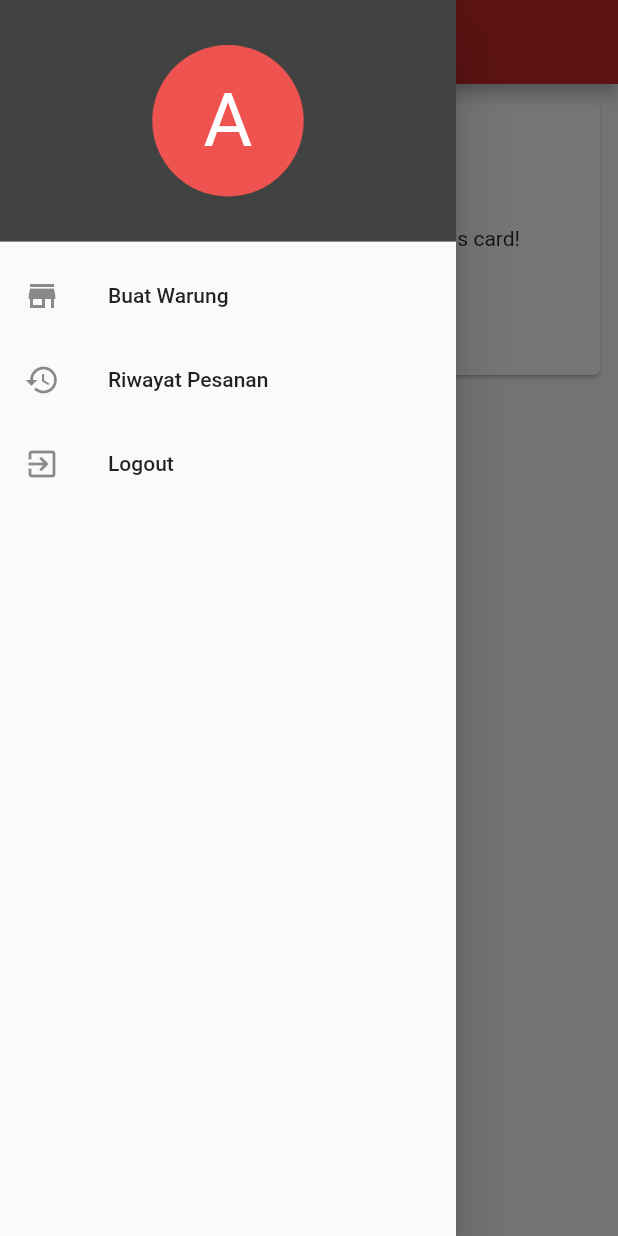
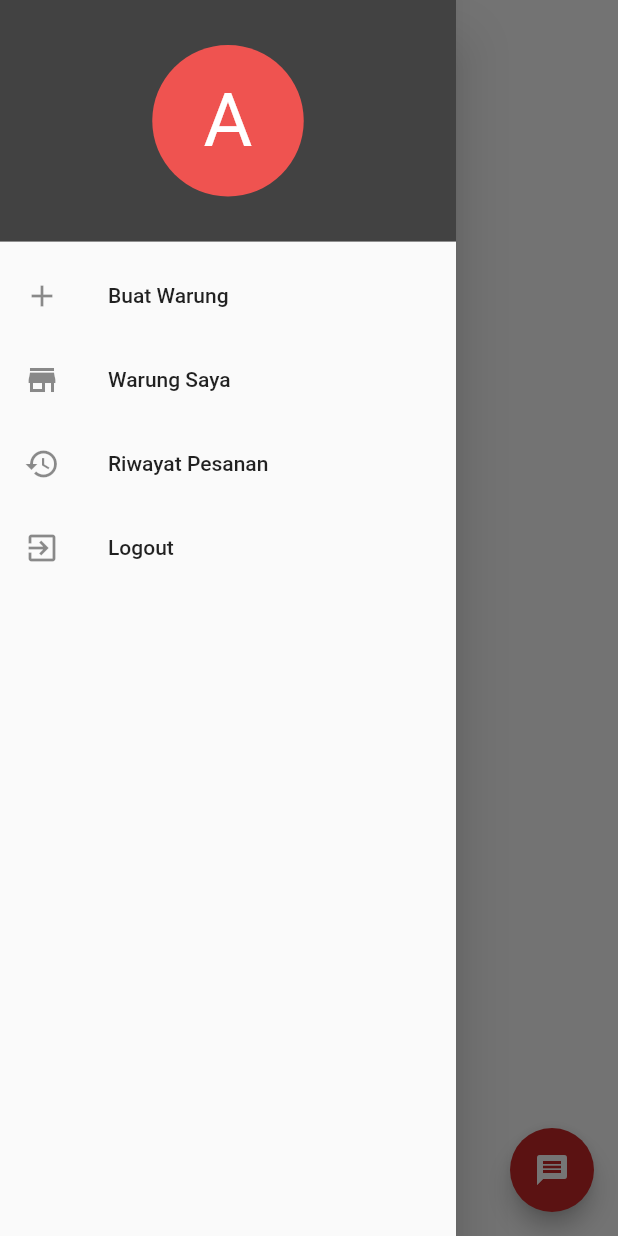
Before and after one commit to codestronaut/flutter-waroeng-app, a Flutter app: the DashboardPage screen opened directly, with the side drawer open, on a phone screen of 412 x 824 dp. Run offline on Flutter 3.47's test engine with Material 2 defaults, Android fonts, the phone set to English and light mode, and no system bars; our stand-ins replace cloud_firestore, firebase_auth; accounts and stored records are empty.

Commit message:
fourth commit

```diff
--- /dev/null
+++ b/lib/data/record.dart
@@ -0,0 +1,23 @@
+import 'package:cloud_firestore/cloud_firestore.dart';
+
+class Record {
+  final String name, address, description;
+  final int phoneNumber;
+  final DocumentReference reference;
+
+  Record.fromMap(Map<String, dynamic> map, {this.reference})
+      : assert(map['Name'] != null),
+        assert(map['Address'] != null),
+        assert(map['Description'] != null),
+        assert(map['Phone Number'] != null),
+        name = map['Name'],
+        address = map['Address'],
+        description = map['Description'],
+        phoneNumber = map['Phone Number'];
+
+  Record.fromSnapshot(DocumentSnapshot snapshot)
+      : this.fromMap(snapshot.data, reference: snapshot.reference);
+
+  @override
+  String toString() => "Record<$name, $address, $description, $phoneNumber>";
+}
--- a/lib/pages/dashboard_page.dart
+++ b/lib/pages/dashboard_page.dart
@@ -1,7 +1,9 @@
 /* IMPORT PACKAGE */
+import 'package:cloud_firestore/cloud_firestore.dart';
 import 'package:flutter/material.dart';
 import 'package:waroeng_app/services/fire_auth_service.dart';
 import 'package:waroeng_app/pages/add_page.dart';
+import 'package:waroeng_app/data/record.dart';
 
 /*
   DASHBOARD PAGE
@@ -33,6 +35,12 @@ class _DashboardPageState extends State<DashboardPage> {
   Widget build(BuildContext context) {
     return SafeArea(
       child: Scaffold(
+        floatingActionButton: FloatingActionButton(
+            backgroundColor: Colors.red[800],
+            child: Icon(Icons.message),
+            onPressed: () {
+              // NOT IMPLEMENT YET
+            }),
         drawer: Drawer(
           child: ListView(
             children: <Widget>[
@@ -53,7 +61,7 @@ class _DashboardPageState extends State<DashboardPage> {
                 ),
               ),
               ListTile(
-                leading: Icon(Icons.store),
+                leading: Icon(Icons.add),
                 title: Text('Buat Warung'),
                 onTap: () {
                   Navigator.push(
@@ -63,6 +71,11 @@ class _DashboardPageState extends State<DashboardPage> {
                     ),
                   );
                 },
+              ),
+              ListTile(
+                leading: Icon(Icons.store),
+                title: Text('Warung Saya'),
+                onTap: () {},
               ),
               ListTile(
                 leading: Icon(Icons.history),
@@ -80,38 +93,115 @@ class _DashboardPageState extends State<DashboardPage> {
           ),
         ),
         appBar: AppBar(
+          iconTheme: IconThemeData(color: Colors.red[800]),
+          backgroundColor: Colors.transparent,
+          elevation: 0,
           centerTitle: true,
           title: Image(
-            image: AssetImage('images/logo.png'),
+            image: AssetImage('images/red_logo.png'),
             height: 70.0,
           ),
         ),
-        body: _menuGridView(),
+        body: _buildBody(context),
       ),
     );
   }
 
-  Widget _menuGridView() {
-    return Container(
-      child: GridView.count(
-        crossAxisCount: 2,
-        children: List.generate(3, (index) {
-          return Padding(
-            padding: EdgeInsets.only(
-              left: 8.0,
-              right: 8.0,
-              bottom: 8.0,
-              top: 8.0,
-            ),
-            child: Card(
-              child: Center(
-                child: Text(
-                  'This is card!',
-                ),
-              ),
+  Widget _buildBody(BuildContext context) {
+    return StreamBuilder<QuerySnapshot>(
+      stream: Firestore.instance.collection('food_store').snapshots(),
+      builder: (context, snapshot) {
+        if (!snapshot.hasData)
+          return Center(
+            child: CircularProgressIndicator(
+              strokeWidth: 2.0,
             ),
           );
-        }),
+
+        return _buildList(context, snapshot.data.documents);
+      },
+    );
+  }
+
+  Widget _buildList(BuildContext context, List<DocumentSnapshot> snapshot) {
+    return GridView.count(
+      childAspectRatio: 0.75,
+      crossAxisCount: 2,
+      padding: EdgeInsets.only(top: 20.0),
+      children: snapshot.map((data) => _buildListItem(context, data)).toList(),
+    );
+  }
+
+  Widget _buildListItem(BuildContext context, DocumentSnapshot data) {
+    final record = Record.fromSnapshot(data);
+
+    return Padding(
+      key: ValueKey(record.name),
+      padding: EdgeInsets.symmetric(horizontal: 8.0, vertical: 8.0),
+      child: Container(
+        decoration: BoxDecoration(
+          border: Border.all(
+            color: Colors.red[800],
+          ),
+          borderRadius: BorderRadius.circular(
+            10.0,
+          ),
+        ),
+        child: Padding(
+          padding: EdgeInsets.all(8.0),
+          child: Column(
+            crossAxisAlignment: CrossAxisAlignment.stretch,
+            mainAxisAlignment: MainAxisAlignment.center,
+            children: <Widget>[
+              Text(
+                record.name,
+                style: TextStyle(fontSize: 20.0, fontWeight: FontWeight.bold),
+              ),
+              SizedBox(
+                height: 16.0,
+              ),
+              Text(
+                record.description,
+                style: TextStyle(fontSize: 16.0),
+              ),
+              SizedBox(
+                height: 8.0,
+              ),
+              Row(
+                children: <Widget>[
+                  Icon(Icons.place),
+                  SizedBox(
+                    width: 8.0,
+                  ),
+                  Text(record.address),
+                ],
+              ),
+              SizedBox(
+                height: 8.0,
+              ),
+              Row(
+                children: <Widget>[
+                  Icon(Icons.phone),
+                  SizedBox(
+                    width: 8.0,
+                  ),
+                  Text(record.phoneNumber.toString()),
+                ],
+              ),
+              SizedBox(
+                height: 24.0,
+              ),
+              OutlineButton(
+                child: Text('Detail'),
+                splashColor: Colors.red[400],
+                highlightedBorderColor: Colors.red[800],
+                onPressed: () {
+                  // NOT IMPLEMENT YET
+                },
+              )
+            ],
+          ),
+        ),
       ),
     );
   }
--- a/pubspec.yaml
+++ b/pubspec.yaml
@@ -14,7 +14,7 @@ dependencies:
   firebase_core: ^0.4.0+9
   firebase_analytics: ^5.0.2
   firebase_auth: ^0.14.0+5
-
+  cloud_firestore: ^0.13.3
 dev_dependencies:
   flutter_test:
     sdk: flutter
```
Also changed, not shown: lib/pages/add_page.dart (+43 -12 lines), pubspec.lock, 1 other file.
